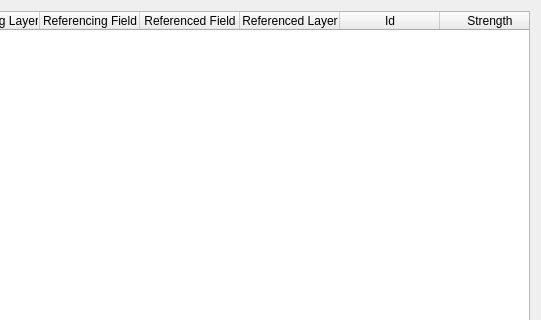
Old version of the form src/ui/qgsrelationmanagerdialogbase.ui in the repository carsmie/QGIS; both pictures show x 172 to 713 and y 0 to 320 of the 713 by 427 pixel window.
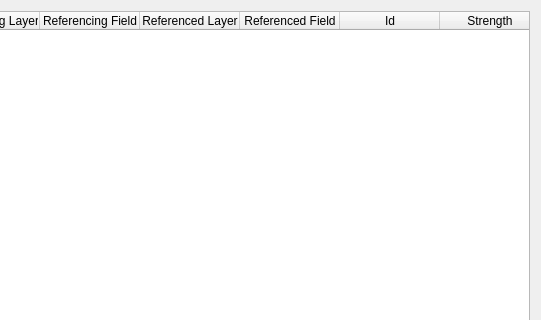
New version of the form. Icons and pictures are not drawn.

Commit message:
Correct order of column headers in relationmanager
The column headers of "Referenced Field" and "Referenced Layer" were switched with respect to their content. Changed to the correct order in GUI now.

Fix #17409

Diff of the .ui file:
```diff
--- a/src/ui/qgsrelationmanagerdialogbase.ui
+++ b/src/ui/qgsrelationmanagerdialogbase.ui
@@ -45,12 +45,12 @@
      </column>
      <column>
       <property name="text">
-       <string>Referenced Field</string>
+       <string>Referenced Layer</string>
       </property>
      </column>
      <column>
       <property name="text">
-       <string>Referenced Layer</string>
+       <string>Referenced Field</string>
       </property>
      </column>
      <column>
```
